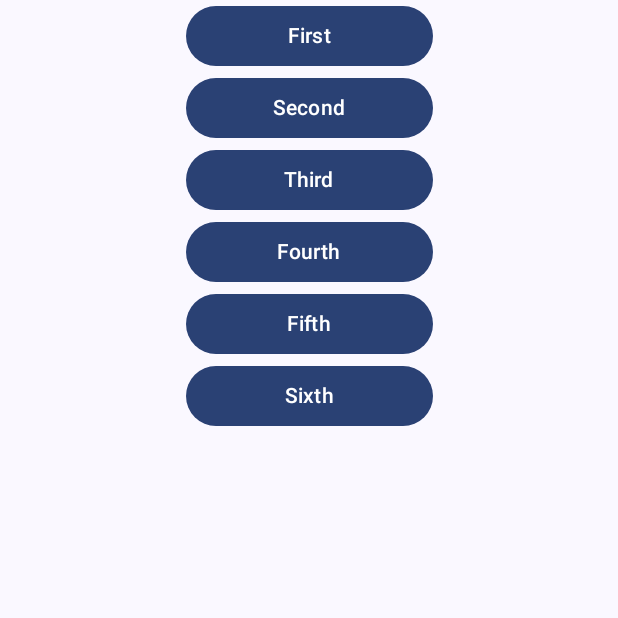
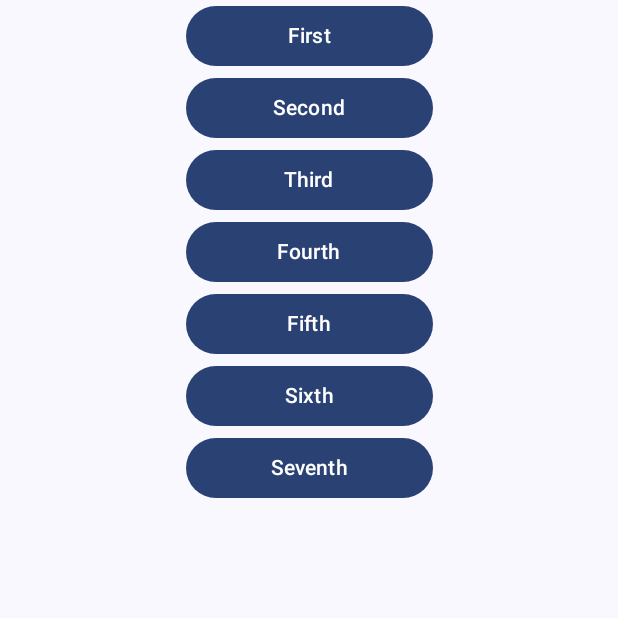
Before and after one commit to Gizcerbes/ComposeTrainee, an Android app built with Jetpack Compose: the screen it shows after launch (MainActivity), on a phone screen of 412 x 824 dp, the top half of it. Run offline under Robolectric (Android 15) with nearby library versions, the phone set to English and light mode, and no system bars.

```diff
--- a/app/src/main/java/com/uogames/composetranee/ui/screen/NavigationScreen.kt
+++ b/app/src/main/java/com/uogames/composetranee/ui/screen/NavigationScreen.kt
@@ -27,35 +27,22 @@ object NavigationScreen {
 	private val forth = Destination(route = "forth")
 	private val fifth = Destination(route = "fifth")
 	private val sixth = Destination(route = "sixth")
-
+	private val seventh = Destination(route = "seventh")
+	private val eighth = Destination(route = "eighth")
 
 	@Composable
 	fun Show() {
 		val navController = rememberNavController()
 		NavHost(navController = navController, startDestination = navigator.route) {
-			composable(navigator.route) {
-				Buttons(navController = navController)
-			}
-			composable(first.route) {
-				FirstScreen.Show()
-			}
-			composable(second.route) {
-				SecondScreen.Show()
-			}
-			composable(third.route) {
-				ThirdScreen.Show()
-			}
-			composable(forth.route) {
-				ForthScreen.Show()
-			}
-			composable(fifth.route) {
-				FifthScreen.Show()
-			}
-			composable(sixth.route) {
-				SixthScreen.Show()
-			}
+			composable(navigator.route) { Buttons(navController = navController) }
+			composable(first.route) { FirstScreen.Show() }
+			composable(second.route) { SecondScreen.Show() }
+			composable(third.route) { ThirdScreen.Show() }
+			composable(forth.route) { ForthScreen.Show() }
+			composable(fifth.route) { FifthScreen.Show() }
+			composable(sixth.route) { SixthScreen.Show() }
+			composable(seventh.route) { SeventhScreen.Show() }
 		}
-
 	}
 
 	@Composable
@@ -103,6 +90,12 @@ object NavigationScreen {
 				) {
 					Text(text = "Sixth")
 				}
+				Button(
+					modifier = Modifier.fillMaxWidth(),
+					onClick = { navController.navigate(seventh.route) }
+				) {
+					Text(text = "Seventh")
+				}
 			}
 		}
 	}
```
Also changed, not shown: app/src/main/java/com/uogames/composetranee/ui/screen/SeventhScreen.kt (added, +86 -0 lines), app/src/main/java/com/uogames/composetranee/ui/screen/SixthScreen.kt (+15 -4 lines).
